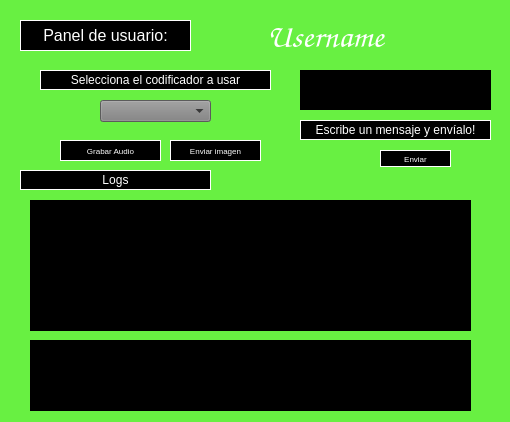
This is Interface/UserDialog.ui in edgardanielgd/Audio-Transmission as Qt 5 draws it before an edit. The edited form follows.
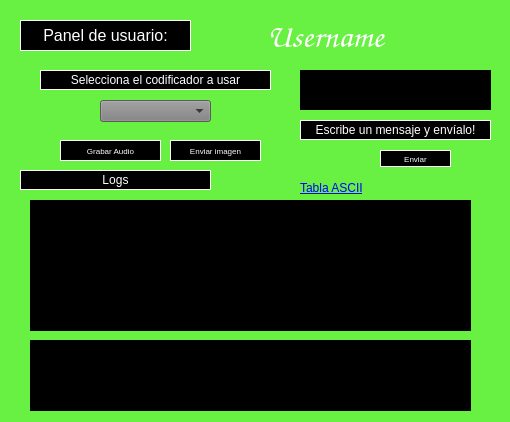
This is the edited form. Icons and pictures are not drawn.

Patch:
```diff
--- a/Interface/UserDialog.ui
+++ b/Interface/UserDialog.ui
@@ -1571,6 +1571,23 @@
     <set>Qt::AlignCenter</set>
    </property>
   </widget>
+  <widget class="QLabel" name="label_2">
+   <property name="geometry">
+    <rect>
+     <x>300</x>
+     <y>180</y>
+     <width>161</width>
+     <height>16</height>
+    </rect>
+   </property>
+   <property name="styleSheet">
+    <string notr="true">background: none;
+background: transparent;</string>
+   </property>
+   <property name="text">
+    <string>&lt;html&gt;&lt;head/&gt;&lt;body&gt;&lt;p&gt;&lt;a href=&quot;https://elcodigoascii.com.ar/&quot;&gt;Tabla ASCII&lt;/a&gt;&lt;/p&gt;&lt;/body&gt;&lt;/html&gt;</string>
+   </property>
+  </widget>
  </widget>
  <resources>
   <include location="Resources/ChatterBackground.qrc"/>
```
